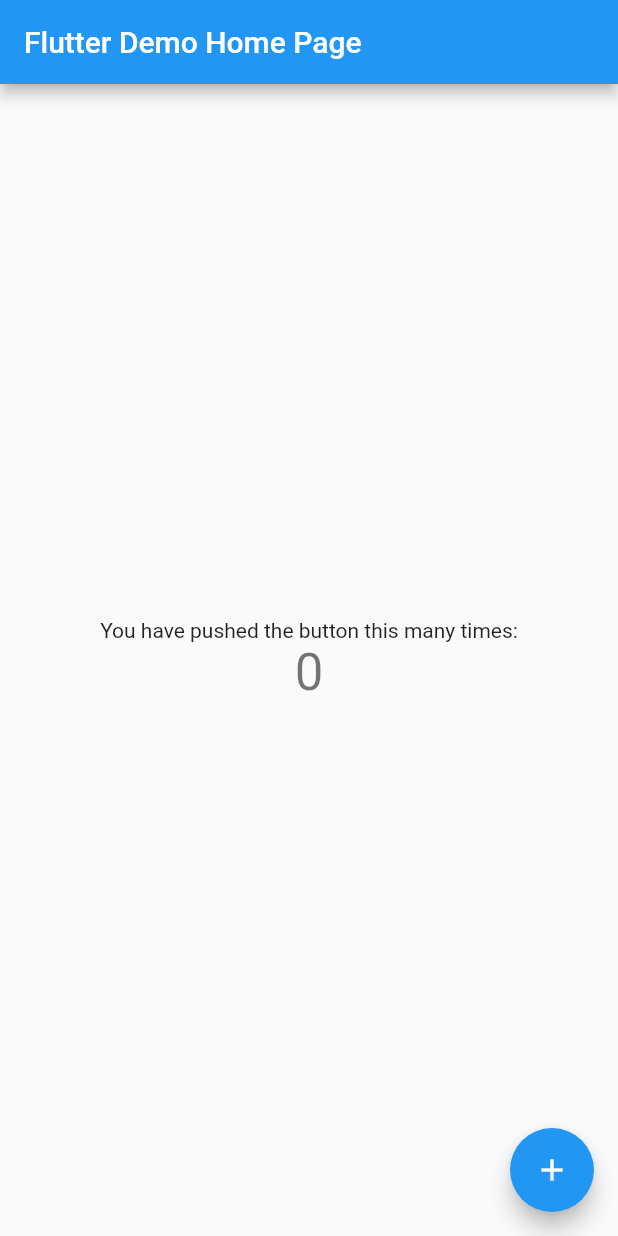
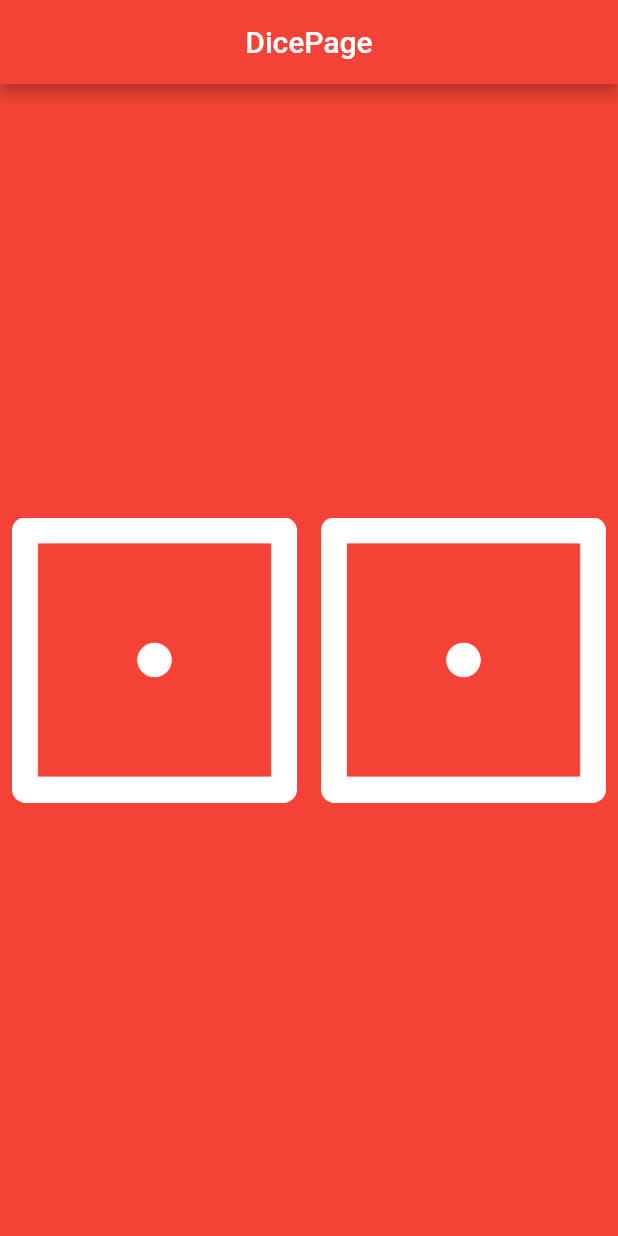
Before and after one commit to adeking28/dice-app-revisit, a Flutter app: the screen it shows after launch, on a phone screen of 412 x 824 dp. Run offline on Flutter 3.47's test engine with Material 2 defaults, Android fonts, the phone set to English and light mode, and no system bars.

Commit message:
done with the first revision

```diff
--- a/analysis_options.yaml
+++ b/analysis_options.yaml
@@ -7,7 +7,7 @@
 
 # The following line activates a set of recommended lints for Flutter apps,
 # packages, and plugins designed to encourage good coding practices.
-include: package:flutter_lints/flutter.yaml
+#include: package:flutter_lints/flutter.yaml
 
 linter:
   # The lint rules applied to this project can be customized in the
--- a/lib/main.dart
+++ b/lib/main.dart
@@ -1,115 +1,62 @@
+import 'dart:math';
 import 'package:flutter/material.dart';
 
 void main() {
-  runApp(const MyApp());
+  runApp(
+    MaterialApp(
+      debugShowCheckedModeBanner: false,
+      home: Scaffold(
+        backgroundColor: Colors.red,
+        appBar: AppBar(
+          backgroundColor: Colors.red,
+          title: Center(child: Text('DicePage')),
+        ),
+        body: DicePage(),
+      ),
+    ),
+  );
 }
 
-class MyApp extends StatelessWidget {
-  const MyApp({super.key});
+class DicePage extends StatefulWidget {
+  const DicePage({Key? key}) : super(key: key);
 
-  // This widget is the root of your application.
   @override
-  Widget build(BuildContext context) {
-    return MaterialApp(
-      title: 'Flutter Demo',
-      theme: ThemeData(
-        // This is the theme of your application.
-        //
-        // Try running your application with "flutter run". You'll see the
-        // application has a blue toolbar. Then, without quitting the app, try
-        // changing the primarySwatch below to Colors.green and then invoke
-        // "hot reload" (press "r" in the console where you ran "flutter run",
-        // or simply save your changes to "hot reload" in a Flutter IDE).
-        // Notice that the counter didn't reset back to zero; the application
-        // is not restarted.
-        primarySwatch: Colors.blue,
-      ),
-      home: const MyHomePage(title: 'Flutter Demo Home Page'),
-    );
-  }
+  State<DicePage> createState() => _DicePageState();
 }
 
-class MyHomePage extends StatefulWidget {
-  const MyHomePage({super.key, required this.title});
-
-  // This widget is the home page of your application. It is stateful, meaning
-  // that it has a State object (defined below) that contains fields that affect
-  // how it looks.
-
-  // This class is the configuration for the state. It holds the values (in this
-  // case the title) provided by the parent (in this case the App widget) and
-  // used by the build method of the State. Fields in a Widget subclass are
-  // always marked "final".
-
-  final String title;
-
-  @override
-  State<MyHomePage> createState() => _MyHomePageState();
-}
-
-class _MyHomePageState extends State<MyHomePage> {
-  int _counter = 0;
-
-  void _incrementCounter() {
+class _DicePageState extends State<DicePage> {
+  int leftDiceNumber = 1;
+  int rightDiceNumber = 1;
+  void changeDiceNumber() {
     setState(() {
-      // This call to setState tells the Flutter framework that something has
-      // changed in this State, which causes it to rerun the build method below
-      // so that the display can reflect the updated values. If we changed
-      // _counter without calling setState(), then the build method would not be
-      // called again, and so nothing would appear to happen.
-      _counter++;
+      leftDiceNumber = Random().nextInt(6) + 1;
+      rightDiceNumber = Random().nextInt(6) + 1;
     });
   }
 
   @override
   Widget build(BuildContext context) {
-    // This method is rerun every time setState is called, for instance as done
-    // by the _incrementCounter method above.
-    //
-    // The Flutter framework has been optimized to make rerunning build methods
-    // fast, so that you can just rebuild anything that needs updating rather
-    // than having to individually change instances of widgets.
-    return Scaffold(
-      appBar: AppBar(
-        // Here we take the value from the MyHomePage object that was created by
-        // the App.build method, and use it to set our appbar title.
-        title: Text(widget.title),
+    return Center(
+      child: Row(
+        children: [
+          Expanded(
+            child: TextButton(
+              onPressed: () {
+                changeDiceNumber();
+              },
+              child: Image.asset('images/dice$leftDiceNumber.png'),
+            ),
+          ),
+          Expanded(
+            child: TextButton(
+              onPressed: () {
+                changeDiceNumber();
+              },
+              child: Image.asset('images/dice$rightDiceNumber.png'),
+            ),
+          ),
+        ],
       ),
-      body: Center(
-        // Center is a layout widget. It takes a single child and positions it
-        // in the middle of the parent.
-        child: Column(
-          // Column is also a layout widget. It takes a list of children and
-          // arranges them vertically. By default, it sizes itself to fit its
-          // children horizontally, and tries to be as tall as its parent.
-          //
-          // Invoke "debug painting" (press "p" in the console, choose the
-          // "Toggle Debug Paint" action from the Flutter Inspector in Android
-          // Studio, or the "Toggle Debug Paint" command in Visual Studio Code)
-          // to see the wireframe for each widget.
-          //
-          // Column has various properties to control how it sizes itself and
-          // how it positions its children. Here we use mainAxisAlignment to
-          // center the children vertically; the main axis here is the vertical
-          // axis because Columns are vertical (the cross axis would be
-          // horizontal).
-          mainAxisAlignment: MainAxisAlignment.center,
-          children: <Widget>[
-            const Text(
-              'You have pushed the button this many times:',
-            ),
-            Text(
-              '$_counter',
-              style: Theme.of(context).textTheme.headline4,
-            ),
-          ],
-        ),
-      ),
-      floatingActionButton: FloatingActionButton(
-        onPressed: _incrementCounter,
-        tooltip: 'Increment',
-        child: const Icon(Icons.add),
-      ), // This trailing comma makes auto-formatting nicer for build methods.
     );
   }
 }
```
Also changed, not shown: pubspec.yaml (+2 -9 lines), images/dice1.png (added), images/dice2.png (added), images/dice3.png (added), images/dice4.png (added), images/dice5.png (added), images/dice6.png (added), 1 other file.
